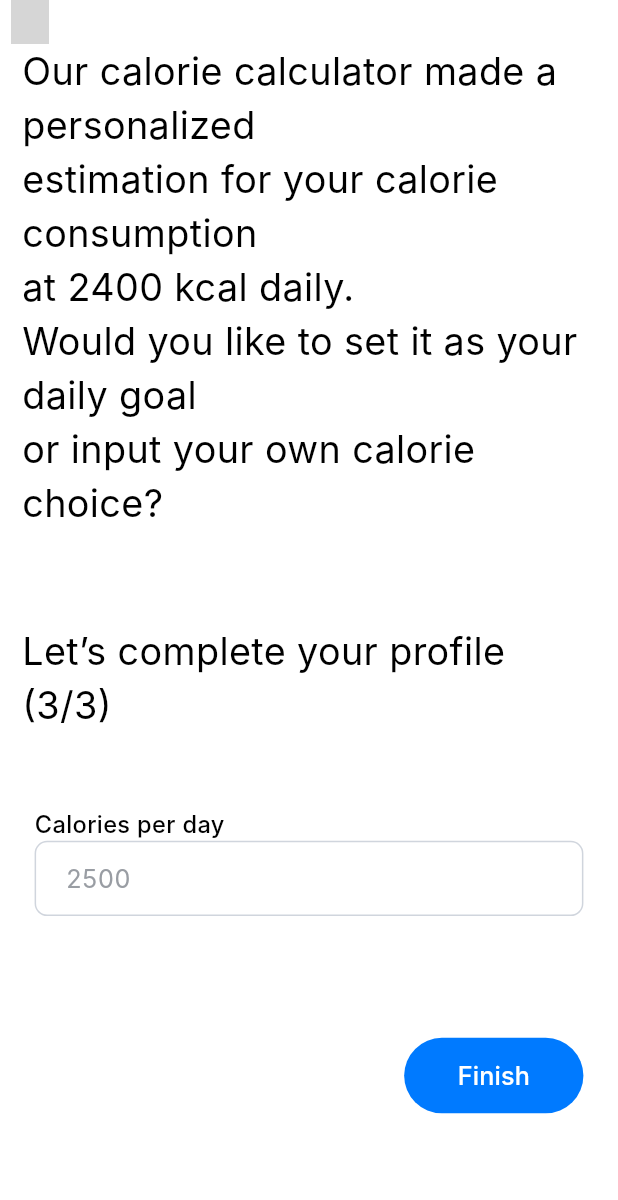
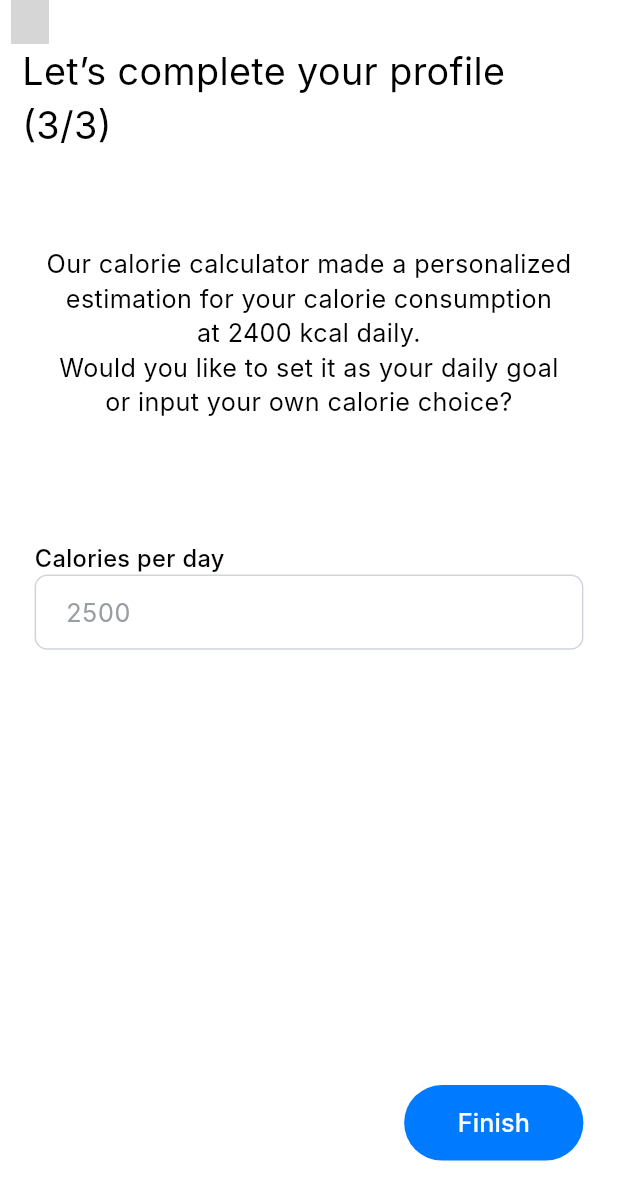
Before and after one commit to ntua-el21059/TrackEat, a Flutter app: the CalorieCalculatorScreen screen opened by its route, on a phone screen of 412 x 824 dp. Shown: the top 1200 px of the screen. Run offline on Flutter 3.47's test engine with Material 3 defaults, Android fonts, the phone set to English and light mode, and no system bars; our stand-ins replace cached_network_image, flutter_svg, shared_preferences; accounts and stored records are empty; Roboto replaces fonts that are missing (Inter); grey boxes are pictures that could not be loaded.

Commit message:
calorie_calculator_fix

```diff
--- a/lib/calorie_calculator_screen/calorie_calculator_screen.dart
+++ b/lib/calorie_calculator_screen/calorie_calculator_screen.dart
@@ -49,30 +49,29 @@ class CalorieCalculatorScreenState extends State<CalorieCalculatorScreen> {
         child: Column(
           children: [
             Text(
-                "msg_our_calorie_calculator".tr,
+              "msg_let_s_complete_your3".tr,
               style: theme.textTheme.headlineSmall,
             ),
             SizedBox(height: 60.h),
             Text(
-                "msg_let_s_complete_your3".tr,
-                style: theme.textTheme.headlineSmall,
-              ),
-              SizedBox(height: 48.h),
-              _buildCalorieInputSection(context),
-              Spacer(),
-              CustomElevatedButton(
-                width: 114.h,
+              "msg_our_calorie_calculator".tr,
               maxLines: 5,
               overflow: TextOverflow.ellipsis,
               textAlign: TextAlign.center,
               style: CustomTextStyles.bodyLargeBlack900.copyWith(
                 height: 1.38,
               ),
+            ),
+            SizedBox(height: 78.h),
+            _buildCalorieInputSection(context),
+            Spacer(),
+            CustomElevatedButton(
+              width: 114.h,
               text: "lbl_finish".tr,
               margin: EdgeInsets.only(right: 8.h),
               alignment: Alignment.centerRight,
             ),
-              SizedBox(height: 78.h),
+            SizedBox(height: 48.h)
           ],
         ),
       ),
```
Also changed, not shown: 2 other files. Lines whose indentation alone changed are shown as unchanged.
